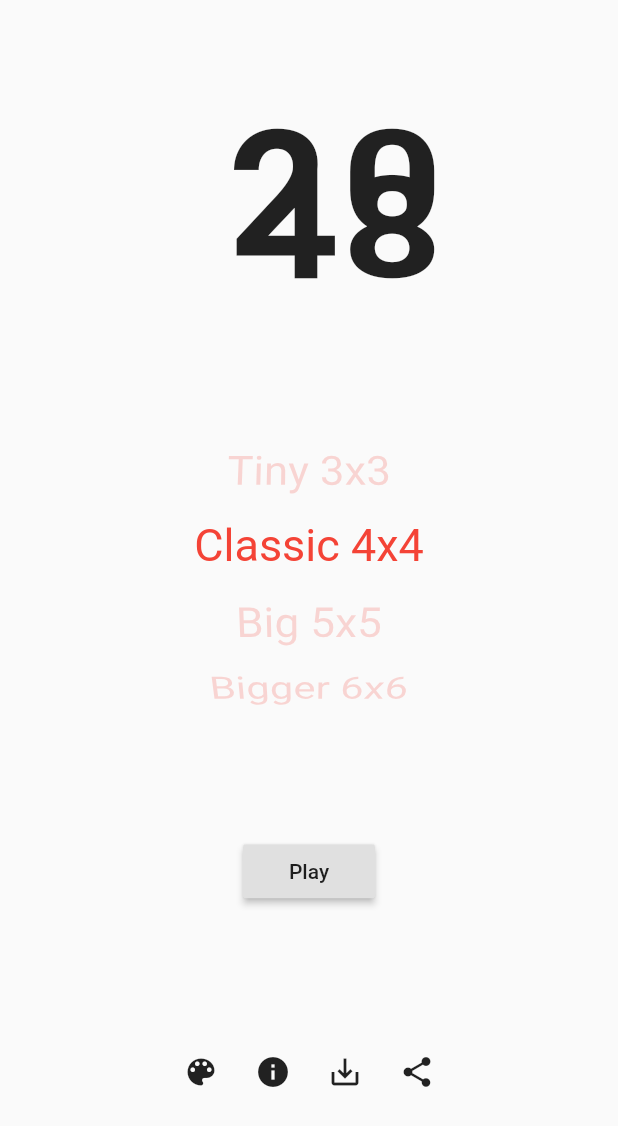
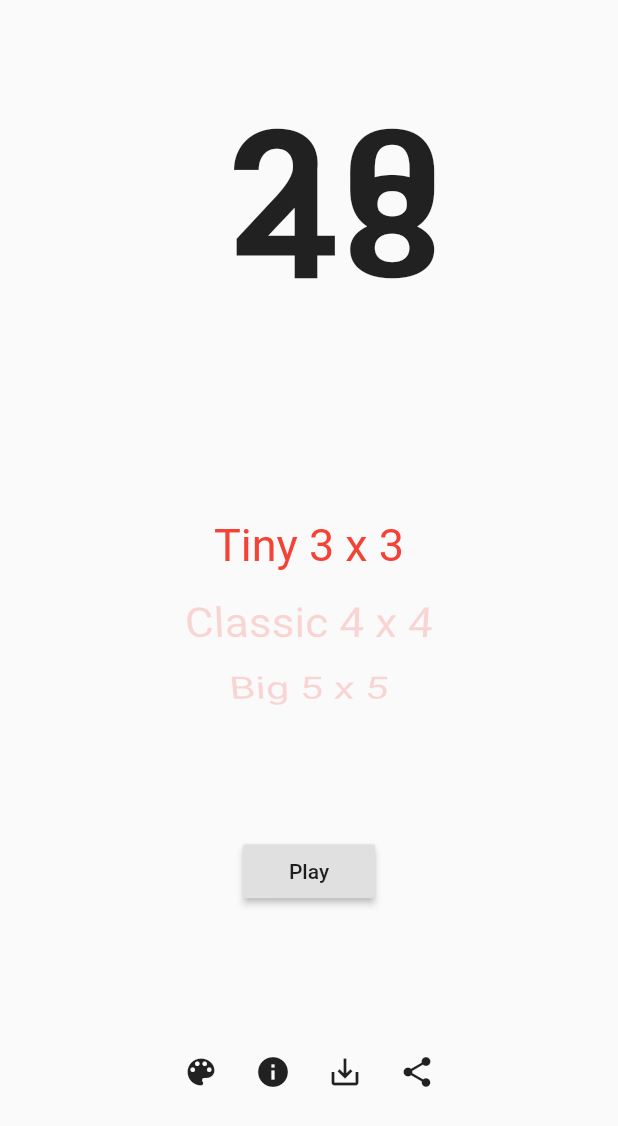
Before and after one commit to manickjamadar/2048, a Flutter app: the screen it shows after launch, on a phone screen of 412 x 824 dp. Shown: the top 1126 px of the screen. Run offline on Flutter 3.47's test engine with Material 2 defaults, Android fonts, the phone set to English and light mode, and no system bars; our stand-ins replace bloc, dartz, equatable, flutter_bloc, freezed_annotation, get_it; generated files the repository leaves out were written again.

Commit message:
board option cubit used in home screen

```diff
--- a/lib/presentation/screens/home/home_screen.dart
+++ b/lib/presentation/screens/home/home_screen.dart
@@ -1,4 +1,6 @@
 import 'package:flutter/material.dart';
+import 'package:flutter_bloc/flutter_bloc.dart';
+import 'package:twozerofoureight/application/board_option_cubit/board_option_cubit.dart';
 import 'package:twozerofoureight/application/puzzle/puzzle_cubit.dart';
 import 'package:twozerofoureight/domain/puzzle/value_objects/board_size.dart';
 import 'package:twozerofoureight/presentation/core/my_icons.dart';
@@ -8,14 +10,6 @@ import 'package:twozerofoureight/presentation/screens/play/play_screen.dart';
 class HomeScreen extends StatelessWidget {
   @override
   Widget build(BuildContext context) {
-    final style = TextStyle(fontSize: 30, color: Colors.red);
-    final boards = [
-      "Tiny 3x3",
-      "Classic 4x4",
-      "Big 5x5",
-      "Bigger 6x6",
-      "Huge 7x7"
-    ];
     return Scaffold(
         body: SafeArea(
       child: Column(
@@ -23,26 +17,8 @@ class HomeScreen extends StatelessWidget {
         mainAxisAlignment: MainAxisAlignment.spaceEvenly,
         children: [
           Icon(MyIcons.logo, size: 100),
-          SizedBox(
-              height: 200,
-              child: ListWheelScrollView(
-                controller: FixedExtentScrollController(initialItem: 1),
-                overAndUnderCenterOpacity: 0.2,
-                clipBehavior: Clip.none,
-                itemExtent: 50,
-                children:
-                    boards.map((board) => Text(board, style: style)).toList(),
-              )),
-          RaisedButton(
-            child: Text("Play"),
-            onPressed: () {
-              Navigator.push(
-                  context,
-                  MaterialPageRoute(
-                      builder: (_) => PlayScreen.generateRoute(
-                          puzzleCubit: PuzzleCubit()..init(BoardSize(4)))));
-            },
-          ),
+          buildBoardOptionWheel(context),
+          buildPlayButton(context),
           Row(
             mainAxisAlignment: MainAxisAlignment.center,
             children: [
@@ -73,4 +49,51 @@ class HomeScreen extends StatelessWidget {
       ),
     ));
   }
+
+  Widget buildBoardOptionWheel(BuildContext context) {
+    final style = TextStyle(fontSize: 30, color: Colors.red);
+    return SizedBox(
+        height: 200,
+        child: BlocBuilder<BoardOptionCubit, BoardOptionState>(
+            builder: (_, state) {
+          return ListWheelScrollView(
+            controller: FixedExtentScrollController(
+                initialItem: state.currentOptionIndex),
+            overAndUnderCenterOpacity: 0.2,
+            onSelectedItemChanged: (int index) =>
+                _onOptionChange(context, index),
+            clipBehavior: Clip.none,
+            itemExtent: 50,
+            children: state.options
+                .map((option) => Text(
+                    "${option.title} ${option.size.value} x ${option.size.value}",
+                    style: style))
+                .toList(),
+          );
+        }));
+  }
+
+  Widget buildPlayButton(BuildContext context) {
+    return BlocBuilder<BoardOptionCubit, BoardOptionState>(
+      builder: (_, state) {
+        return RaisedButton(
+          child: Text("Play"),
+          onPressed: () => _onPlay(context, state),
+        );
+      },
+    );
+  }
+
+  void _onOptionChange(BuildContext context, int index) {
+    BlocProvider.of<BoardOptionCubit>(context).change(index);
+  }
+
+  void _onPlay(BuildContext context, BoardOptionState state) {
+    final currentOption = state.options[state.currentOptionIndex];
+    Navigator.push(
+        context,
+        MaterialPageRoute(
+            builder: (_) => PlayScreen.generateRoute(
+                puzzleCubit: PuzzleCubit()..init(currentOption.size))));
+  }
 }
```
